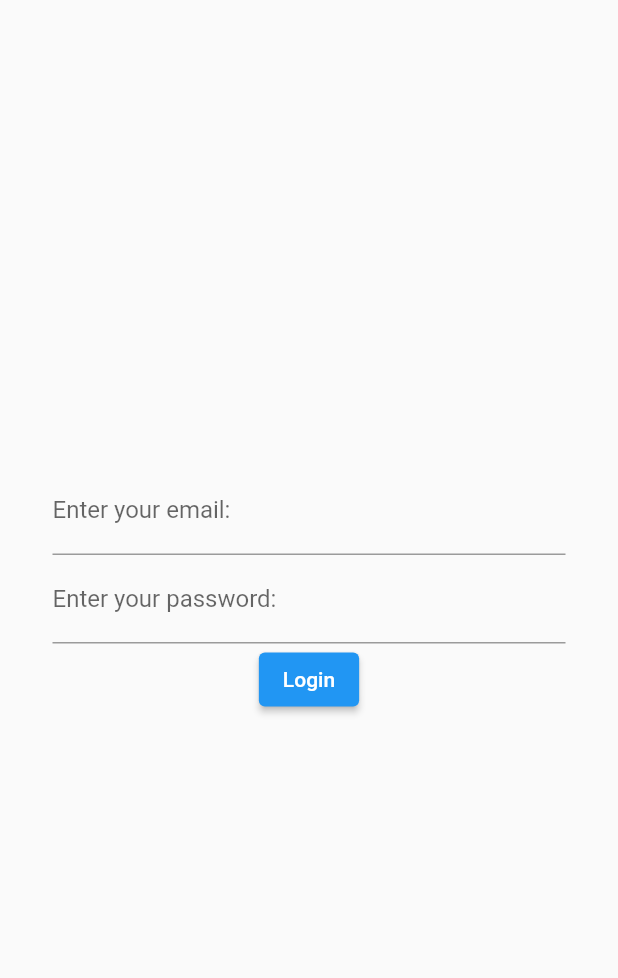
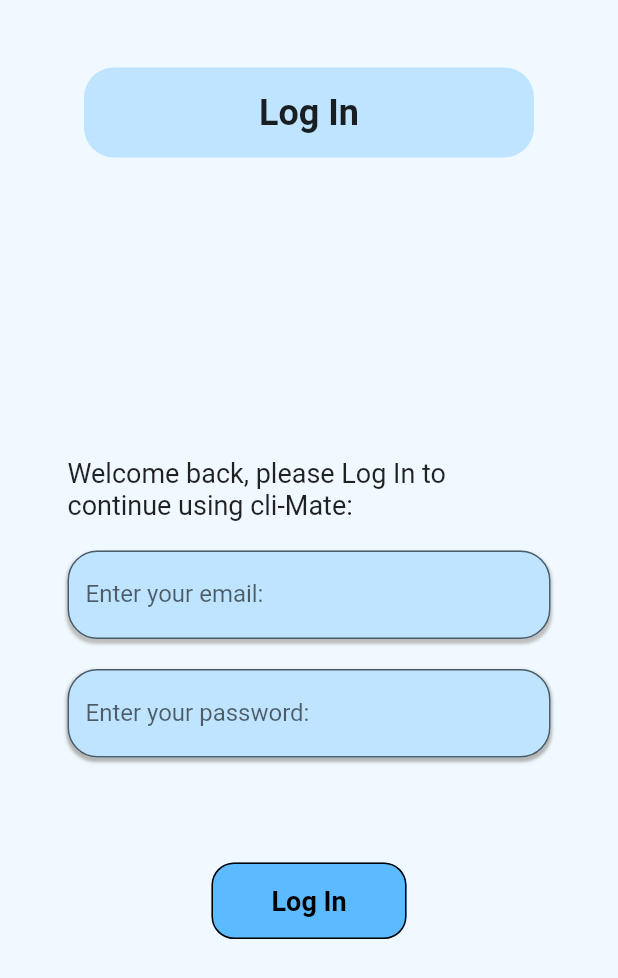
Before and after one commit to me-sanath/HackAI_Hack-230354, a Flutter app: the screen it shows after launch, after a tap on "Login", on a phone screen of 412 x 824 dp. Shown: the top 978 px of the screen. Run offline on Flutter 3.47's test engine with Material 2 defaults, Android fonts, the phone set to English and light mode, and no system bars; our stand-ins replace curved_navigation_bar, geocoding, geolocator, google_fonts; network calls fail; Roboto replaces fonts that are missing (Alata).

Commit message:
login ui finished

```diff
--- a/first_app/lib/main.dart
+++ b/first_app/lib/main.dart
@@ -20,6 +20,7 @@ class MyApp extends StatelessWidget {
   @override
   Widget build(BuildContext context) {
     return MaterialApp(
+      debugShowCheckedModeBanner: false,
       title: 'Weather App',
       theme: ThemeData(
         primarySwatch: Colors.blue,
--- a/first_app/lib/pages/login.dart
+++ b/first_app/lib/pages/login.dart
@@ -2,6 +2,7 @@ import 'package:flutter/material.dart';
 import 'package:http/http.dart' as http;
 import 'dart:convert';
 import 'homepage.dart';
+import 'package:google_fonts/google_fonts.dart';
 
 // If you want to run the page uncomment:
 // void main(){
@@ -12,6 +13,7 @@ class LoginApp extends StatelessWidget {
   @override
   Widget build(BuildContext context) {
     return MaterialApp(
+      debugShowCheckedModeBanner: false,
       home: LoginPage(),
     );
   }
@@ -81,23 +83,130 @@ class _LoginPageState extends State<LoginPage> {
   @override
   Widget build(BuildContext context) {
     return Scaffold(
-      body: Padding(
-        padding: const EdgeInsets.all(35.0),
+      resizeToAvoidBottomInset: false,
+      body: Container(
+        padding: const EdgeInsets.all(45.0),
+        color: const Color.fromARGB(255, 240, 249, 255),
         child: Column(
-          mainAxisAlignment: MainAxisAlignment.center,
           children: <Widget>[
-            TextField(
-              controller: _emailController,
-              decoration: InputDecoration(labelText: 'Enter your email: '),
+            Container(
+              width: 300,
+              padding: const EdgeInsets.all(16.0),
+              alignment: Alignment.center,
+              decoration: BoxDecoration(
+                color: const Color.fromARGB(255, 190, 228, 255),
+                borderRadius: BorderRadius.circular(20),
+              ),
+              child: Text(
+                'Log In',
+                style: GoogleFonts.alata(
+                  backgroundColor: const Color.fromARGB(255, 190, 228, 255),
+                  fontSize: 24,
+                  fontWeight: FontWeight.bold,
+                ),
+              ),
             ),
-            TextField(
-              controller: _passwordController,
-              obscureText: true,
-              decoration: InputDecoration(labelText: 'Enter your password: '),
+            SizedBox(
+              height: 200,
             ),
-            ElevatedButton(
-              onPressed: _isLoading ? null : _login,
-              child: Text('Login'),
+            Text(
+              'Welcome back, please Log In to continue using cli-Mate:',
+              style: GoogleFonts.alata(
+                fontSize: 18,
+              ),
+            ),
+            SizedBox(
+              height: 20,
+            ),
+            Container(
+              decoration: BoxDecoration(
+                color: const Color.fromARGB(
+                    255, 190, 228, 255), // Background color
+                borderRadius: BorderRadius.circular(20.0), // Border radius
+                boxShadow: [
+                  BoxShadow(
+                    color: Color.fromARGB(255, 190, 190, 190),
+                    spreadRadius: 1,
+                    blurRadius: 1,
+                    offset: Offset(0, 2),
+                  ),
+                ],
+              ),
+              child: TextField(
+                controller: _emailController,
+                decoration: InputDecoration(
+                  labelText: 'Enter your email:',
+                  filled: true,
+                  fillColor: Color.fromARGB(255, 190, 228, 255),
+                  border: OutlineInputBorder(
+                      borderRadius: BorderRadius.circular(20.0)),
+                  focusedBorder: OutlineInputBorder(
+                    borderSide: BorderSide(color: Colors.blue),
+                    borderRadius: BorderRadius.circular(20.0),
+                  ),
+                ),
+              ),
+            ),
+            SizedBox(
+              height: 20,
+            ),
+            Container(
+              decoration: BoxDecoration(
+                color: const Color.fromARGB(
+                    255, 190, 228, 255), // Background color
+                borderRadius: BorderRadius.circular(20.0), // Border radius
+                boxShadow: [
+                  BoxShadow(
+                    color: Color.fromARGB(255, 179, 179, 179),
+                    spreadRadius: 1,
+                    blurRadius: 1,
+                    offset: Offset(0, 2),
+                  ),
+                ],
+              ),
+              child: TextField(
+                controller: _passwordController,
+                obscureText: true,
+                decoration: InputDecoration(
+                  labelText: 'Enter your password:',
+                  filled: true,
+                  fillColor: const Color.fromARGB(255, 190, 228, 255),
+                  border: OutlineInputBorder(
+                      borderSide:
+                          BorderSide(color: Color.fromARGB(255, 92, 187, 255)),
+                      borderRadius: BorderRadius.circular(20.0)),
+                  focusedBorder: OutlineInputBorder(
+                    borderSide:
+                        BorderSide(color: Color.fromARGB(255, 92, 187, 255)),
+                    borderRadius: BorderRadius.circular(20.0),
+                  ),
+                ),
+              ),
+            ),
+            SizedBox(
+              height: 60,
+            ),
+            Container(
+              padding: EdgeInsets.all(10),
+              child: OutlinedButton(
+                onPressed: _isLoading ? null : _login,
+                style: OutlinedButton.styleFrom(
+                  backgroundColor: Color.fromARGB(255, 92, 187, 255),
+                  padding: EdgeInsets.symmetric(vertical: 15, horizontal: 40),
+                  shape: RoundedRectangleBorder(
+                    borderRadius: BorderRadius.circular(15),
+                  ),
+                  side: BorderSide(color: Colors.black),
+                ),
+                child: Text(
+                  'Log In',
+                  style: GoogleFonts.alata(
+                    fontSize: 18,
+                    color: Colors.black,
+                    fontWeight: FontWeight.bold, // Add font weight if needed
+                  ),
+                ),
+              ),
             ),
             SizedBox(height: 20),
             Text(_isLoading ? 'Logging in...' : _message),
--- a/first_app/pubspec.yaml
+++ b/first_app/pubspec.yaml
@@ -36,13 +36,14 @@ dependencies:
   # Use with the CupertinoIcons class for iOS style icons.
   cupertino_icons: ^1.0.2
   flutter_svg: ^2.0.7
-  http: ^0.13.3
+  http: ^1.1.0
   location: ^5.0.3
   permission_handler: ^11.0.0
   geolocator: ^10.1.0
   geocoding: ^2.1.0
   curved_navigation_bar: ^1.0.3
   intl: ^0.18.1
+  google_fonts: ^6.1.0
 
 dev_dependencies:
   flutter_test:
```
Also changed, not shown: first_app/pubspec.lock, 1 other file.
